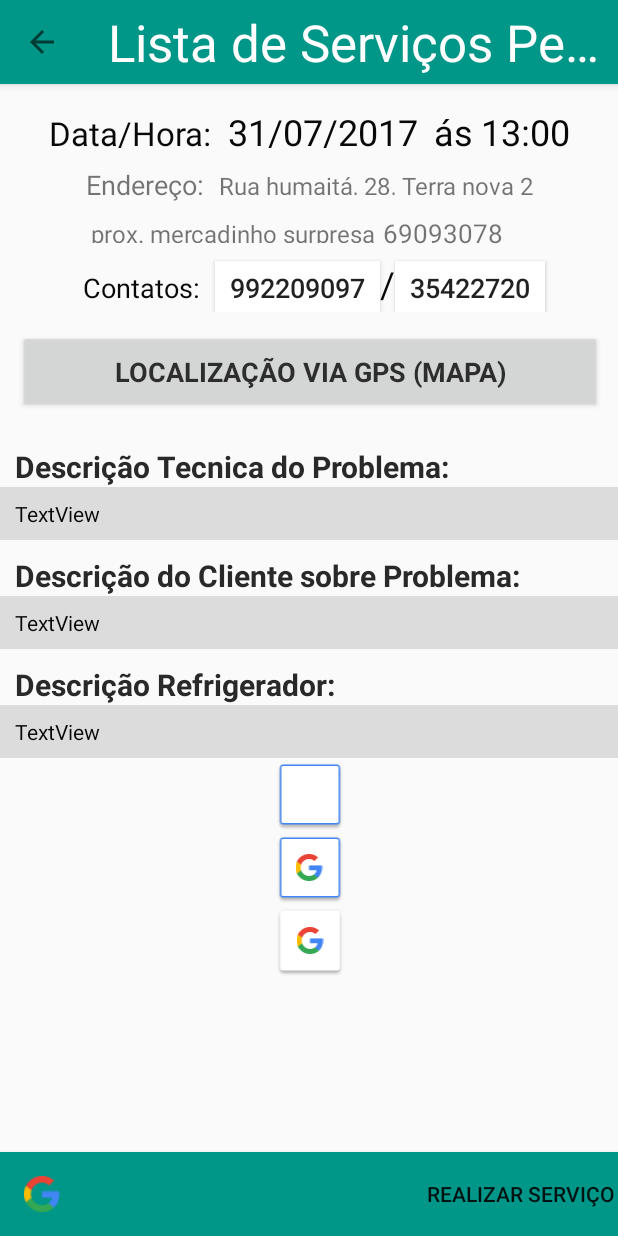
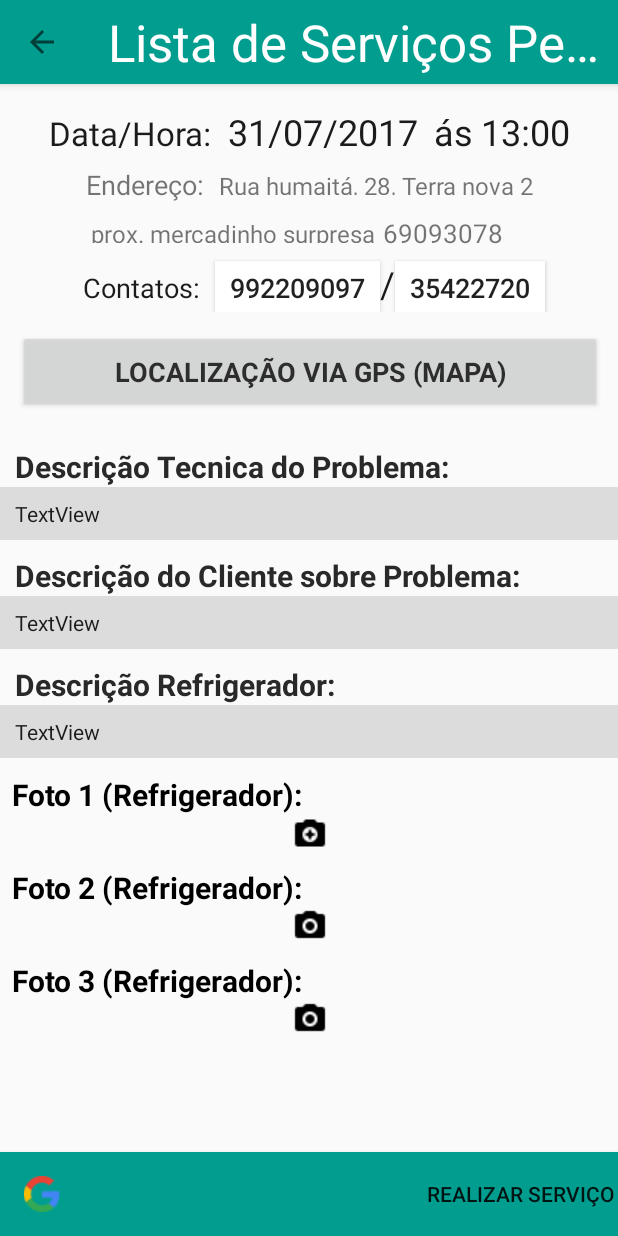
Before and after one commit to Douglas5040/SIS_DDOS2, an Android app: the DetalhesServPen screen opened directly, with no data from a screen before it, on a phone screen of 412 x 824 dp. Run offline under Robolectric (Android 15) with nearby library versions, the light colour scheme and no system bars; our stand-ins replace Volley; 14 statements that could not run were skipped.

Commit message:
24-10-2017

```diff
--- a/app/src/main/java/com/example/douglas/sis_ddos/activitys/DetalhesMyService.java
+++ b/app/src/main/java/com/example/douglas/sis_ddos/activitys/DetalhesMyService.java
@@ -168,7 +168,7 @@ public class DetalhesMyService extends AppCompatActivity {
             Log.e("|Sem Refrigerador","Sem REfrigerador cadastrado");
         }
         Log.e("SercPen DATA: ", ">>>> " + servPen.getData_serv());
-        Log.e("SercPen HORA: ", ">>>> " + servPen.getHora_serv());
+        Log.e("foto refri: ", ">>>> " + refri.getFoto1());
 
         mToolbar.setTitle(servPen.getNomeCli() + ": " + servPen.getTipoCli());
 
@@ -191,7 +191,7 @@ public class DetalhesMyService extends AppCompatActivity {
                 imgViewFoto2.setImageBitmap(resizeImage(this, bitmap2, 600, 500));
                 Bitmap bitmap3 = BitmapFactory.decodeByteArray(refri.getFoto3(), 0, refri.getFoto3().length);
                 imgViewFoto3.setImageBitmap(resizeImage(this, bitmap3, 600, 500));
-            }
+            }else Log.e("","Imagem Refrigerador esta NULA ------------");
         }catch(Exception e){Log.e(TAG,"Error  --  :"+e);}
     }
 
--- a/app/src/main/java/com/example/douglas/sis_ddos/activitys/DetalhesServPen.java
+++ b/app/src/main/java/com/example/douglas/sis_ddos/activitys/DetalhesServPen.java
@@ -1,5 +1,6 @@
 package com.example.douglas.sis_ddos.activitys;
 
+import android.app.ProgressDialog;
 import android.content.Context;
 import android.content.DialogInterface;
 import android.content.Intent;
@@ -75,12 +76,13 @@ public class DetalhesServPen extends AppCompatActivity implements Runnable{
     private Toolbar mToolbar;
     private Toolbar mToobarBotton;
     private AlertDialog alerta;
-    private String urlFoto1;
-    private String urlFoto2;
-    private String urlFoto3;
+    private String urlFoto1 = null;
+    private String urlFoto2 = null;
+    private String urlFoto3 = null;
     private Handler handler = new Handler();
     ListServPenAdapter listServApd;
-    RefrigeradorCtrl refriCli;
+    RefrigeradorCtrl refriCli = null;
+    private ProgressDialog pDialog;
 
     public DetalhesServPen() throws IOException {
     }
@@ -93,6 +95,11 @@ public class DetalhesServPen extends AppCompatActivity implements Runnable{
         db = new SQLiteHandler(getApplicationContext());
         refriCli = new RefrigeradorCtrl();
         //alerta = new AlertDialog.Builder(getApplicationContext()).create();
+
+
+        // Progress dialog
+        pDialog = new ProgressDialog(getApplicationContext());
+        pDialog.setCancelable(false);
 
         txtData = (TextView) findViewById(R.id.dataView);
         txtHora = (TextView) findViewById(R.id.horaView);
@@ -121,16 +128,9 @@ public class DetalhesServPen extends AppCompatActivity implements Runnable{
         mToobarBotton.setOnMenuItemClickListener(new Toolbar.OnMenuItemClickListener() {
             @Override
             public boolean onMenuItemClick(MenuItem item) {
-                //updateStatus(servPen.getId_serv_pen(), db.getUserDetails().getName());
+
                 confirmRealizarServ(ListServPendenteFragment.servPen, db.getUserDetails().getMatricula());
 
-//                Intent it = null;
-//
-//                if(item.getItemId() ==  R.id.action_settings){
-//                        it = new Intent(Intent.ACTION_VIEW);
-//                        it.setData(Uri.parse("http://www.google.com"));
-//                        startActivity(it);
-//                }
                 return true;
             }
         });
@@ -165,7 +165,7 @@ public class DetalhesServPen extends AppCompatActivity implements Runnable{
 
         Log.e("SercPen Position: ", "-->>---" + ListServPendenteFragment.servPenPosition);
 
-         getArCli(ListServPendenteFragment.servPen.getId_refriCli());
+        getArCli(ListServPendenteFragment.servPen.getId_refriCli());
 
         Log.e("SercPen DATA: ", ">>>> " + ListServPendenteFragment.servPen.getData_serv());
         Log.e("SercPen HORA: ", ">>>> " + ListServPendenteFragment.servPen.getHora_serv());
@@ -217,6 +217,8 @@ public class DetalhesServPen extends AppCompatActivity implements Runnable{
         // Tag used to cancel the request
         String tag_string_req = "req_new_status";
 
+//        pDialog.setMessage("Carregando...");
+//        showDialog();
 
         StringRequest strReq = new StringRequest(Request.Method.POST,
                 AppConfig.URL_UPDATE_STATUS, new Response.Listener<String>() {
@@ -347,14 +349,24 @@ public class DetalhesServPen extends AppCompatActivity implements Runnable{
 
         {
             public void onClick (DialogInterface arg0, int arg1){
-                //Toast.makeText(getApplicationContext(), "positivo=" + arg1, Toast.LENGTH_SHORT).show();
+
+                Log.e("Refrigerador 1"," "+refriCli.getFoto1());
+                Log.e("Refrigerador 2"," "+refriCli.getFoto2());
+                Log.e("Refrigerador 3"," "+refriCli.getFoto3());
                 if(!db.verifyDataHoraServIfEquals(txtData.getText().toString(),txtHora.getText().toString())) {
-                    updateStatus(servPen.getId_serv_pen(), "Fazendo");
-                    updateMatriFunc(servPen.getId_serv_pen(), matriFunc);
-                    db.addMyServPen(servPen, "Fazendo");
-                    db.addRefrigerador(refriCli);
+                    //alerta.dismiss();
+                    handler.post(new Runnable() {
+                        @Override
+                        public void run()
+                        {
+                            updateStatus(servPen.getId_serv_pen(), "Fazendo");
+                            updateMatriFunc(servPen.getId_serv_pen(), matriFunc);
+                            db.addMyServPen(servPen, "Fazendo");
+                            db.addRefrigerador(refriCli);
+                        }
+                    });
 
-
+                    hideDialog();
                     finish();
                 }else Toast.makeText(getApplicationContext(), "Voçe ja tem um serviço pendente nesta DATA e HORA", Toast.LENGTH_LONG).show();
             }
@@ -420,6 +432,10 @@ public class DetalhesServPen extends AppCompatActivity implements Runnable{
                                 urlFoto2 = arCliObj.getString("foto2");
                                 urlFoto3 = arCliObj.getString("foto3");
 
+                                //handler.post(DetalhesServPen.this);
+
+                                Log.e(TAG, "URL1: "+urlFoto1 +" URL2: "+urlFoto2+" URL3: "+urlFoto3) ;
+
                                 new Thread(DetalhesServPen.this).start();
 
                             } catch (JSONException e) {
@@ -467,27 +483,34 @@ public class DetalhesServPen extends AppCompatActivity implements Runnable{
 
     public Bitmap downloadIMG(String url) throws IOException{
         try{
+
+            Log.e("downloadIMG entrou","-----------------|||||| "+url+" ||||||||---------- 1");
             //Cria a URL
             URL u = new URL(url);
             HttpURLConnection connection = (HttpURLConnection) u.openConnection();
             //configura a requesição para "get"
+
+            Log.e("downloadIMG entrou","-----------------|||||| HttpURLConnection ||||||||---------- 1");
             connection.setRequestProperty("Request-Method","GET");
             connection.setDoInput(true);
             connection.setDoOutput(false);
             connection.connect();
             InputStream in = connection.getInputStream();
+            Log.e("downloadIMG entrou","-----------------|||||| InputStream ||||||||---------- 1");
             //Arquivo
             byte[] bytes = readBytes(in);
             Log.e("DOWNLOAD IMG","Image Retornada com "+ bytes.length + "bytes");
+
+            Log.e("DOWNLOAD IMG",":  "+ bytes + "bytes");
             connection.disconnect();
             return BitmapFactory.decodeByteArray(bytes, 0, bytes.length);
         }catch (MalformedURLException e){
             Log.e("DOWNLOAD IMG",e.getMessage(),e);
+            return null;
         }catch (IOException e){
             Log.e("DOWNLOAD IMG",e.getMessage(),e);
+            return null;
         }
-
-        return null;
     }
 
     private byte[] readBytes(InputStream in) throws IOException{
@@ -502,29 +525,39 @@ public class DetalhesServPen extends AppCompatActivity implements Runnable{
             return bytes;
         }finally {
             bos.close();
-            in.close();;
+            in.close();
         }
     }
 
     @Override
     public void run() {
+        Log.e("Refrigerador entrou","-----------------||||||||||||||---------- ");
         try{
+
             if(!urlFoto1.equals("null") || !urlFoto1.equals(null)) {
+
+                Log.e("Refrigerador entrou","-----------------||||||IF null||||||||---------- ");
                 final Bitmap bitmap1 = downloadIMG(AppConfig.URL_DOWNLOAD_IMAGE+urlFoto1+".JPG");
                 if(bitmap1 != null) {
+
+                    Log.e("Refrigerador entrou","-----------------||||||IF Bitmap1||||||||---------- ");
                     handler.post(new Runnable() {
                         @Override
                         public void run() {
                             ByteArrayOutputStream stream1 = new ByteArrayOutputStream();
                             bitmap1.compress(Bitmap.CompressFormat.JPEG, 100, stream1);
+                            imgViewFoto1.setImageBitmap(resizeImage(getApplicationContext(), bitmap1, 600, 500));
+
                             byte[] byteArray1 = stream1.toByteArray();
                             refriCli.setFoto1(byteArray1);
 
-                            imgViewFoto1.setImageBitmap(resizeImage(getApplicationContext(), bitmap1, 600, 500));
+                            Log.e("Refrigerador 1"," "+refriCli.getFoto1());
+
                         }
                     });
                 }else{
                     refriCli.setFoto1(null);
+                    Log.e("Refrigerador entrou","-----------------||||||ELSE |||||||---------- URL: "+AppConfig.URL_DOWNLOAD_IMAGE+urlFoto1+".JPG");
                 }
             }
             if(!urlFoto2.equals("null") || !urlFoto2.equals(null)) {
@@ -537,6 +570,7 @@ public class DetalhesServPen extends AppCompatActivity implements Runnable{
                             bitmap2.compress(Bitmap.CompressFormat.JPEG, 100, stream2);
                             byte[] byteArray2 = stream2.toByteArray();
                             refriCli.setFoto2(byteArray2);
+                            Log.e("Refrigerador 2"," "+refriCli.getFoto2());
 
                             imgViewFoto2.setImageBitmap(resizeImage(getApplicationContext(), bitmap2, 600, 500));
                         }
@@ -555,6 +589,7 @@ public class DetalhesServPen extends AppCompatActivity implements Runnable{
                             bitmap3.compress(Bitmap.CompressFormat.JPEG, 100, stream3);
                             byte[] byteArray3 = stream3.toByteArray();
                             refriCli.setFoto3(byteArray3);
+                            Log.e("Refrigerador 3"," "+refriCli.getFoto3());
 
                             imgViewFoto3.setImageBitmap(resizeImage(getApplicationContext(), bitmap3, 600, 500));
                         }
@@ -565,7 +600,17 @@ public class DetalhesServPen extends AppCompatActivity implements Runnable{
             }
 
         }catch (Throwable e){
-            Log.e("DOWNLOAD IMG ",e.getMessage(),e);
+            Log.e("ERROR DOWNLOAD IMG ",e.getMessage(),e);
         }
     }
+
+    private void showDialog() {
+        if (!pDialog.isShowing())
+            pDialog.show();
+    }
+
+    private void hideDialog() {
+        if (pDialog.isShowing())
+            pDialog.dismiss();
+    }
 }
--- a/app/src/main/java/com/example/douglas/sis_ddos/activitys/EditArActivity.java
+++ b/app/src/main/java/com/example/douglas/sis_ddos/activitys/EditArActivity.java
@@ -111,6 +111,8 @@ public class EditArActivity extends AppCompatActivity {
         dialog.setCancelable(false);
 
         txtCli = (TextView) findViewById(R.id.textCli);
+        txtCli.requestFocus();
+
         checkBoxOutAir = (CheckBox) findViewById(R.id.checkBoxOutAir);
         checkBoxExaustor = (CheckBox) findViewById(R.id.checkBoxExaustor);
         checkBoxControl = (CheckBox) findViewById(R.id.checkBoxControl);
--- a/app/src/main/java/com/example/douglas/sis_ddos/app/AppConfig.java
+++ b/app/src/main/java/com/example/douglas/sis_ddos/app/AppConfig.java
@@ -2,7 +2,7 @@ package com.example.douglas.sis_ddos.app;
 
 public class AppConfig {
 	// Server user login url
-	static String constantIP = "192.168.1.4";
+	static String constantIP = "192.168.0.128";
 
 	public static String URL_LOGIN = "http://"+constantIP+"/android_login_api/login.php";
 
--- a/app/src/main/res/layout/activity_detalhes_serv_pen.xml
+++ b/app/src/main/res/layout/activity_detalhes_serv_pen.xml
@@ -304,24 +304,91 @@
                     android:paddingTop="8dp"
                     android:text="TextView"
                     android:textColor="@color/bg_register" />
+                <LinearLayout
+                    android:layout_width="match_parent"
+                    android:layout_height="match_parent"
+                    android:layout_marginTop="5dp"
+                    android:orientation="vertical"
+                    android:paddingLeft="8dp"
+                    android:paddingRight="8dp"
+                    android:paddingTop="5dp">
+
+                    <TextView
+                        android:layout_width="match_parent"
+                        android:layout_height="wrap_content"
+                        android:layout_weight="10.09"
+                        android:text="Foto 1 (Refrigerador):"
+                        android:textColor="#000"
+                        android:textSize="20sp"
+                        android:textStyle="bold" />
 
                     <ImageView
                         android:id="@+id/imageView1FotoServPen"
                         android:layout_width="match_parent"
                         android:layout_height="match_parent"
-                    app:srcCompat="@drawable/common_google_signin_btn_icon_dark_normal_background" />
+                        android:layout_weight="10.09"
+                        android:scaleType="center"
+                        app:srcCompat="@drawable/camera_enhance" />
+
+                </LinearLayout>
+
+                <LinearLayout
+                    android:layout_width="match_parent"
+                    android:layout_height="match_parent"
+                    android:layout_marginTop="5dp"
+                    android:orientation="vertical"
+                    android:paddingLeft="8dp"
+                    android:paddingRight="8dp"
+                    android:paddingTop="5dp">
+
+                    <TextView
+                        android:layout_width="match_parent"
+                        android:layout_height="wrap_content"
+                        android:layout_weight="10.09"
+                        android:text="Foto 2 (Refrigerador):"
+                        android:textColor="#000"
+                        android:textSize="20sp"
+                        android:textStyle="bold" />
 
                     <ImageView
                         android:id="@+id/imageView2FotoServPen"
                         android:layout_width="match_parent"
                         android:layout_height="match_parent"
-                    app:srcCompat="@drawable/common_google_signin_btn_icon_dark" />
+                        android:layout_weight="10.09"
+                        android:scaleType="fitCenter"
+                        app:srcCompat="@drawable/camera" />
+
+                </LinearLayout>
+
+                <LinearLayout
+                    android:layout_width="match_parent"
+                    android:layout_height="match_parent"
+                    android:layout_marginTop="5dp"
+                    android:orientation="vertical"
+                    android:paddingLeft="8dp"
+                    android:paddingRight="8dp"
+                    android:paddingTop="5dp">
+
+                    <TextView
+                        android:layout_width="match_parent"
+                        android:layout_height="wrap_content"
+                        android:layout_weight="10.09"
+                        android:text="Foto 3 (Refrigerador):"
+                        android:textColor="#000"
+                        android:textSize="20sp"
+                        android:textStyle="bold" />
 
                     <ImageView
                         android:id="@+id/imageView3FotoServPen"
                         android:layout_width="match_parent"
                         android:layout_height="match_parent"
-                    app:srcCompat="@drawable/common_google_signin_btn_icon_light" />
+                        android:layout_weight="10.09"
+                        android:adjustViewBounds="false"
+                        android:scaleType="fitCenter"
+                        app:srcCompat="@drawable/camera" />
+
+                </LinearLayout>
+
 
             </LinearLayout>
         </ScrollView>
--- a/app/src/main/res/layout/fragment_list_my_services.xml
+++ b/app/src/main/res/layout/fragment_list_my_services.xml
@@ -3,7 +3,7 @@
     android:layout_width="match_parent"
     android:layout_height="match_parent"
     tools:context="com.example.douglas.sis_ddos.activitys.ListMyServicesFragment"
-    android:background="#4cac52">
+    android:background="#d2e9d4">
 
     <!-- TODO: Update blank fragment layout -->
     <android.support.v4.widget.SwipeRefreshLayout xmlns:android="http://schemas.android.com/apk/res/android"
--- a/app/src/main/res/layout/fragment_list_serv_pendente.xml
+++ b/app/src/main/res/layout/fragment_list_serv_pendente.xml
@@ -3,7 +3,7 @@
     android:layout_width="match_parent"
     android:layout_height="match_parent"
     tools:context="com.example.douglas.sis_ddos.activitys.ListServPendenteFragment"
-    android:background="#657fd4">
+    android:background="#fff">
 
     <!-- TODO: Update blank fragment layout -->
     <android.support.v4.widget.SwipeRefreshLayout
--- a/app/src/main/res/values/colors.xml
+++ b/app/src/main/res/values/colors.xml
@@ -1,20 +1,20 @@
 <?xml version="1.0" encoding="utf-8"?>
 <resources>
-    <color name="bg_login">#26ae90</color>
-    <color name="bg_register">#080809</color>
+    <color name="bg_login">#ffffff</color>
+    <color name="bg_register">#1b1b1e</color>
     <color name="bg_main">#428bca</color>
     <color name="white">#ffffff</color>
-    <color name="input_login">#222222</color>
-    <color name="input_login_hint">#999999</color>
+    <color name="input_login">#000000</color>
+    <color name="input_login_hint">#dddddd</color>
     <color name="input_register">#888888</color>
     <color name="input_register_bg">#3b4148</color>
     <color name="input_register_hint">#5e6266</color>
-    <color name="btn_login">#29dd99</color>
-    <color name="btn_login_bg">#48494a</color>
+    <color name="btn_login">#2ebd87</color>
+    <color name="btn_login_bg">#000000</color>
     <color name="lbl_name">#292929</color>
     <color name="btn_logut_bg">#ff6861</color>
 
-    <color name="colorPrimary">#009688</color>
+    <color name="colorPrimary">#019e90</color>
     <color name="colorPrimaryDark">#00796B</color>
     <color name="colorAccent">#ffffff</color>
 
```
Also changed, not shown: app/src/main/java/com/example/douglas/sis_ddos/activitys/ListMyServicesFragment.java (+1 -17 lines), app/src/main/java/com/example/douglas/sis_ddos/activitys/ListServPendenteFragment.java (+0 -18 lines), app/src/main/java/com/example/douglas/sis_ddos/activitys/OrdemServiceActivity.java (+13 -4 lines), app/src/main/java/com/example/douglas/sis_ddos/helper/SQLiteHandler.java (+22 -14 lines), app/src/main/res/layout/activity_edit_ar.xml (+1 -9 lines), app/src/main/res/layout/activity_login.xml (+14 -7 lines), app/src/main/res/layout/activity_ordem_service.xml (+4 -4 lines). Lines whose indentation alone changed are shown as unchanged.
